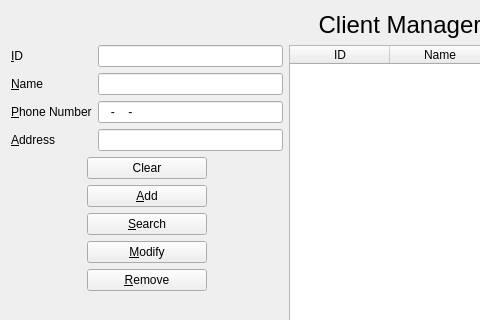
Qt form clientform.ui (ChunJeong27/CRMMiniProject) before a commit; both pictures show x 0 to 480 and y 0 to 320 of the 800 by 480 pixel window.
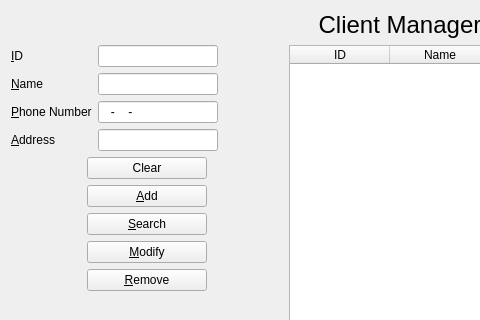
The same form after that commit.

Patch:
```diff
--- a/clientform.ui
+++ b/clientform.ui
@@ -46,7 +46,14 @@
           </widget>
          </item>
          <item row="0" column="1">
-          <widget class="QLineEdit" name="idLineEdit"/>
+          <widget class="QLineEdit" name="idLineEdit">
+           <property name="maximumSize">
+            <size>
+             <width>120</width>
+             <height>16777215</height>
+            </size>
+           </property>
+          </widget>
          </item>
          <item row="1" column="0">
           <widget class="QLabel" name="label_2">
@@ -59,7 +66,14 @@
           </widget>
          </item>
          <item row="1" column="1">
-          <widget class="QLineEdit" name="nameLineEdit"/>
+          <widget class="QLineEdit" name="nameLineEdit">
+           <property name="maximumSize">
+            <size>
+             <width>120</width>
+             <height>16777215</height>
+            </size>
+           </property>
+          </widget>
          </item>
          <item row="2" column="0">
           <widget class="QLabel" name="label_3">
@@ -73,6 +87,12 @@
          </item>
          <item row="2" column="1">
           <widget class="QLineEdit" name="phoneNumLineEdit">
+           <property name="maximumSize">
+            <size>
+             <width>120</width>
+             <height>16777215</height>
+            </size>
+           </property>
            <property name="inputMask">
             <string>999-9999-9999</string>
            </property>
@@ -89,7 +109,14 @@
           </widget>
          </item>
          <item row="3" column="1">
-          <widget class="QLineEdit" name="addressLineEdit"/>
+          <widget class="QLineEdit" name="addressLineEdit">
+           <property name="maximumSize">
+            <size>
+             <width>120</width>
+             <height>16777215</height>
+            </size>
+           </property>
+          </widget>
          </item>
         </layout>
        </item>
```
